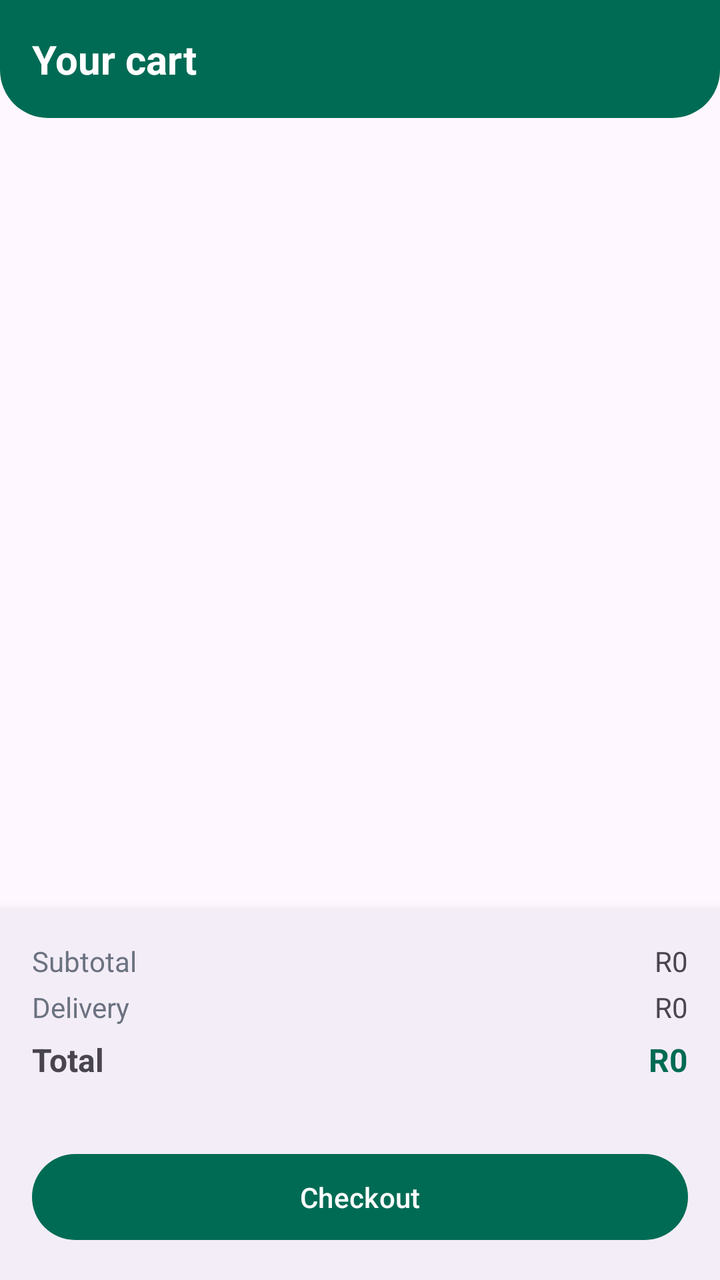
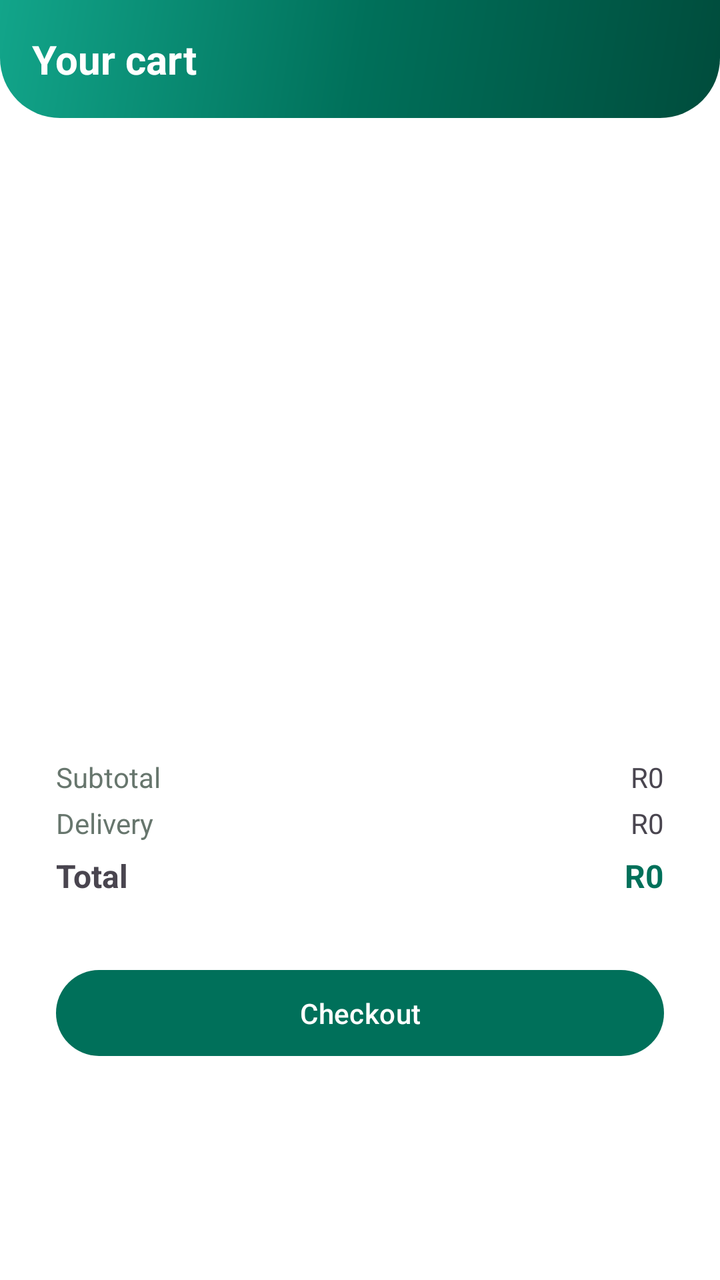

An Android layout rendered at two revisions. The XML below is the earlier revision; the diff shows what the commit changed to produce the second picture.
<!-- AndroidManifest.xml: application theme Theme.ShopLocal -->
<!-- res/layout/fragment_cart.xml -->
<?xml version="1.0" encoding="utf-8"?>
<LinearLayout xmlns:android="http://schemas.android.com/apk/res/android"
    android:layout_width="match_parent"
    android:layout_height="match_parent"
    android:orientation="vertical"
    android:background="?attr/colorSurface">

    <TextView
        android:layout_width="match_parent"
        android:layout_height="wrap_content"
        android:background="@drawable/bg_header"
        android:padding="16dp"
        android:text="@string/cart_title"
        android:textColor="@color/white"
        android:textSize="20sp"
        android:textStyle="bold" />

    
    <LinearLayout
        android:id="@+id/locationBanner"
        android:layout_width="match_parent"
        android:layout_height="wrap_content"
        android:background="#FFF3CD"
        android:clickable="true"
        android:focusable="true"
        android:gravity="center_vertical"
        android:orientation="horizontal"
        android:padding="12dp"
        android:visibility="gone">

        <TextView
            android:layout_width="0dp"
            android:layout_height="wrap_content"
            android:layout_weight="1"
            android:text="@string/location_missing"
            android:textColor="#7A5C00"
            android:textSize="13sp" />

        <TextView
            android:layout_width="wrap_content"
            android:layout_height="wrap_content"
            android:layout_marginStart="8dp"
            android:text="@string/set_location"
            android:textColor="@color/brand_green"
            android:textStyle="bold" />
    </LinearLayout>

    
    <TextView
        android:id="@+id/locationSet"
        android:layout_width="match_parent"
        android:layout_height="wrap_content"
        android:background="#E6F4EA"
        android:drawablePadding="6dp"
        android:padding="10dp"
        android:textColor="@color/brand_green_dark"
        android:textSize="12sp"
        android:visibility="gone" />

    <FrameLayout
        android:layout_width="match_parent"
        android:layout_height="0dp"
        android:layout_weight="1">

        <androidx.recyclerview.widget.RecyclerView
            android:id="@+id/cartList"
            android:layout_width="match_parent"
            android:layout_height="match_parent"
            android:clipToPadding="false"
            android:padding="8dp" />

        <TextView
            android:id="@+id/emptyState"
            android:layout_width="wrap_content"
            android:layout_height="wrap_content"
            android:layout_gravity="center"
            android:layout_margin="32dp"
            android:gravity="center"
            android:text="@string/cart_empty"
            android:textColor="@color/grey_600"
            android:visibility="gone" />
    </FrameLayout>

    
    <LinearLayout
        android:id="@+id/checkoutPanel"
        android:layout_width="match_parent"
        android:layout_height="wrap_content"
        android:background="?attr/colorSurfaceContainer"
        android:elevation="8dp"
        android:orientation="vertical"
        android:padding="16dp">

        <LinearLayout
            android:layout_width="match_parent"
            android:layout_height="wrap_content"
            android:orientation="horizontal">

            <TextView
                android:layout_width="0dp"
                android:layout_height="wrap_content"
                android:layout_weight="1"
                android:text="@string/subtotal"
                android:textColor="@color/grey_600" />

            <TextView
                android:id="@+id/subtotalValue"
                android:layout_width="wrap_content"
                android:layout_height="wrap_content"
                android:text="R0" />
        </LinearLayout>

        <LinearLayout
            android:layout_width="match_parent"
            android:layout_height="wrap_content"
            android:layout_marginTop="4dp"
            android:orientation="horizontal">

            <TextView
                android:layout_width="0dp"
                android:layout_height="wrap_content"
                android:layout_weight="1"
                android:text="@string/delivery"
                android:textColor="@color/grey_600" />

            <TextView
                android:id="@+id/deliveryValue"
                android:layout_width="wrap_content"
                android:layout_height="wrap_content"
                android:text="R0" />
        </LinearLayout>

        <LinearLayout
            android:layout_width="match_parent"
            android:layout_height="wrap_content"
            android:layout_marginTop="6dp"
            android:orientation="horizontal">

            <TextView
                android:layout_width="0dp"
                android:layout_height="wrap_content"
                android:layout_weight="1"
                android:text="@string/total"
                android:textSize="16sp"
                android:textStyle="bold" />

            <TextView
                android:id="@+id/totalValue"
                android:layout_width="wrap_content"
                android:layout_height="wrap_content"
                android:text="R0"
                android:textColor="@color/brand_green"
                android:textSize="16sp"
                android:textStyle="bold" />
        </LinearLayout>

        <TextView
            android:id="@+id/pointsPreview"
            android:layout_width="match_parent"
            android:layout_height="wrap_content"
            android:layout_marginTop="6dp"
            android:text=""
            android:textColor="@color/brand_orange"
            android:textSize="12sp" />

        <com.google.android.material.button.MaterialButton
            android:id="@+id/btnCheckout"
            android:layout_width="match_parent"
            android:layout_height="wrap_content"
            android:layout_marginTop="10dp"
            android:paddingVertical="12dp"
            android:text="@string/checkout" />
    </LinearLayout>
</LinearLayout>
<!-- resources referenced by this layout -->
<resources>
  <color name="brand_green">#006B54</color>
  <color name="brand_orange">#E87A1A</color>
  <color name="grey_600">#6B7280</color>
  <!-- drawable bg_header (drawable) -->
  <?xml version="1.0" encoding="utf-8"?>
  <shape xmlns:android="http://schemas.android.com/apk/res/android" android:shape="rectangle">
      <solid android:color="@color/brand_green" />
      <corners
          android:bottomLeftRadius="24dp"
          android:bottomRightRadius="24dp" />
  </shape>
  <style name="Theme.ShopLocal" parent="Theme.Material3.DayNight.NoActionBar">
          
          <item name="colorPrimary">@color/brand_green</item>
          <item name="colorPrimaryDark">@color/brand_green_dark</item>
          <item name="colorOnPrimary">@color/white</item>
          <item name="colorPrimaryContainer">@color/brand_green_light</item>
          <item name="colorOnPrimaryContainer">@color/brand_green_dark</item>
          <item name="colorSecondary">@color/brand_orange</item>
          <item name="colorOnSecondary">@color/white</item>
          <item name="colorSecondaryContainer">@color/brand_gold_light</item>
          <item name="colorOnSecondaryContainer">#5A4200</item>
          <item name="colorTertiary">@color/brand_gold</item>
  
          
          <item name="shapeAppearanceCornerSmall">@style/ShapeAppearance.ShopLocal.Small</item>
          <item name="shapeAppearanceCornerMedium">@style/ShapeAppearance.ShopLocal.Medium</item>
          <item name="shapeAppearanceCornerLarge">@style/ShapeAppearance.ShopLocal.Large</item>
  
          
          <item name="materialButtonStyle">@style/Widget.ShopLocal.Button</item>
  
          
          <item name="android:statusBarColor">@color/brand_green</item>
          <item name="android:navigationBarColor">?attr/colorSurface</item>
      </style>
  <color name="brand_green_light">#CDE9E0</color>
  <color name="brand_gold_light">#FFE9B0</color>
  <color name="brand_gold">#FFB612</color>
  <style name="ShapeAppearance.ShopLocal.Small" parent="ShapeAppearance.Material3.Corner.Small">
          <item name="cornerSize">10dp</item>
      </style>
  <style name="ShapeAppearance.ShopLocal.Medium" parent="ShapeAppearance.Material3.Corner.Medium">
          <item name="cornerSize">18dp</item>
      </style>
  <style name="ShapeAppearance.ShopLocal.Large" parent="ShapeAppearance.Material3.Corner.Large">
          <item name="cornerSize">24dp</item>
      </style>
  <style name="Widget.ShopLocal.Button" parent="Widget.Material3.Button">
          <item name="cornerRadius">26dp</item>
          <item name="android:paddingTop">12dp</item>
          <item name="android:paddingBottom">12dp</item>
      </style>
  <!-- unchanged entries left out for length: 10 -->
</resources>

<!-- the commit's change to res/layout/fragment_cart.xml (unified diff, before → after) -->
@@ -86,7 +86,9 @@
         android:id="@+id/checkoutPanel"
         android:layout_width="match_parent"
         android:layout_height="wrap_content"
-        android:background="?attr/colorSurfaceContainer"
+        android:layout_marginHorizontal="12dp"
+        android:layout_marginBottom="92dp"
+        android:background="@drawable/bg_glass"
         android:elevation="8dp"
         android:orientation="vertical"
         android:padding="16dp">
<!-- resource entries referenced after the edit -->
@@ -1,15 +1,26 @@
 <!-- resources referenced by this layout -->
 <resources>
-  <color name="brand_green">#006B54</color>
-  <color name="brand_orange">#E87A1A</color>
-  <color name="grey_600">#6B7280</color>
+  <color name="brand_green">#00705A</color>
+  <color name="brand_orange">#F0792B</color>
+  <color name="grey_600">#67766D</color>
+  <!-- drawable bg_glass (drawable) -->
+  <?xml version="1.0" encoding="utf-8"?>
+  <shape xmlns:android="http://schemas.android.com/apk/res/android" android:shape="rectangle">
+      <solid android:color="@color/glass_surface" />
+      <stroke android:width="1dp" android:color="@color/glass_stroke" />
+      <corners android:radius="28dp" />
+  </shape>
   <!-- drawable bg_header (drawable) -->
   <?xml version="1.0" encoding="utf-8"?>
   <shape xmlns:android="http://schemas.android.com/apk/res/android" android:shape="rectangle">
-      <solid android:color="@color/brand_green" />
+      <gradient
+          android:startColor="@color/brand_green_dark"
+          android:centerColor="@color/brand_green"
+          android:endColor="@color/brand_teal"
+          android:angle="135" />
       <corners
-          android:bottomLeftRadius="24dp"
-          android:bottomRightRadius="24dp" />
+          android:bottomLeftRadius="30dp"
+          android:bottomRightRadius="30dp" />
   </shape>
   <style name="Theme.ShopLocal" parent="Theme.Material3.DayNight.NoActionBar">
           
@@ -18,40 +29,65 @@
           <item name="colorOnPrimary">@color/white</item>
           <item name="colorPrimaryContainer">@color/brand_green_light</item>
           <item name="colorOnPrimaryContainer">@color/brand_green_dark</item>
-          <item name="colorSecondary">@color/brand_orange</item>
-          <item name="colorOnSecondary">@color/white</item>
+          <item name="colorSecondary">@color/brand_gold</item>
+          <item name="colorOnSecondary">@color/black</item>
           <item name="colorSecondaryContainer">@color/brand_gold_light</item>
           <item name="colorOnSecondaryContainer">#5A4200</item>
-          <item name="colorTertiary">@color/brand_gold</item>
+          <item name="colorTertiary">@color/brand_teal</item>
+  
+          
+          <item name="android:colorBackground">@color/app_background</item>
+          <item name="colorSurface">@color/app_surface</item>
+          <item name="colorOnSurface">@color/app_on_surface</item>
+          <item name="colorSurfaceVariant">@color/app_surface_variant</item>
+          <item name="colorOnSurfaceVariant">@color/app_on_surface_variant</item>
+          <item name="colorSurfaceContainer">@color/app_surface_container</item>
+          <item name="colorSurfaceContainerLow">@color/app_surface</item>
+          <item name="colorSurfaceContainerHigh">@color/app_surface_variant</item>
+          <item name="colorOutline">@color/app_outline</item>
+          <item name="colorOutlineVariant">@color/app_outline</item>
+          <item name="colorError">@color/sale_red</item>
   
           
           <item name="shapeAppearanceCornerSmall">@style/ShapeAppearance.ShopLocal.Small</item>
           <item name="shapeAppearanceCornerMedium">@style/ShapeAppearance.ShopLocal.Medium</item>
           <item name="shapeAppearanceCornerLarge">@style/ShapeAppearance.ShopLocal.Large</item>
-  
-          
           <item name="materialButtonStyle">@style/Widget.ShopLocal.Button</item>
   
           
-          <item name="android:statusBarColor">@color/brand_green</item>
-          <item name="android:navigationBarColor">?attr/colorSurface</item>
+          <item name="android:statusBarColor">@color/brand_green_dark</item>
+          <item name="android:navigationBarColor">@color/app_background</item>
+          <item name="android:windowLightStatusBar">false</item>
       </style>
-  <color name="brand_green_light">#CDE9E0</color>
-  <color name="brand_gold_light">#FFE9B0</color>
-  <color name="brand_gold">#FFB612</color>
+  <color name="glass_surface">#E6FFFFFF</color>
+  <color name="glass_stroke">#33FFFFFF</color>
+  <color name="brand_teal">#12A58A</color>
+  <color name="brand_green_light">#CFEDE4</color>
+  <color name="brand_gold_light">#FFE7B3</color>
+  <color name="app_background">#F6F8F5</color>
+  <color name="app_surface">#FFFFFF</color>
+  <color name="app_on_surface">#141A17</color>
+  <color name="app_surface_variant">#EDF1EC</color>
+  <color name="app_on_surface_variant">#4C5A51</color>
+  <color name="app_surface_container">#F2F5F0</color>
+  <color name="app_outline">#D6DED7</color>
+  <color name="sale_red">#E23D49</color>
+  <color name="brand_gold">#F5A524</color>
+  <color name="black">#141A17</color>
   <style name="ShapeAppearance.ShopLocal.Small" parent="ShapeAppearance.Material3.Corner.Small">
-          <item name="cornerSize">10dp</item>
+          <item name="cornerSize">12dp</item>
       </style>
   <style name="ShapeAppearance.ShopLocal.Medium" parent="ShapeAppearance.Material3.Corner.Medium">
-          <item name="cornerSize">18dp</item>
+          <item name="cornerSize">20dp</item>
       </style>
   <style name="ShapeAppearance.ShopLocal.Large" parent="ShapeAppearance.Material3.Corner.Large">
-          <item name="cornerSize">24dp</item>
+          <item name="cornerSize">28dp</item>
       </style>
   <style name="Widget.ShopLocal.Button" parent="Widget.Material3.Button">
           <item name="cornerRadius">26dp</item>
-          <item name="android:paddingTop">12dp</item>
-          <item name="android:paddingBottom">12dp</item>
+          <item name="android:paddingTop">13dp</item>
+          <item name="android:paddingBottom">13dp</item>
+          <item name="android:letterSpacing">0.01</item>
       </style>
   <!-- unchanged entries left out for length: 10 -->
 </resources>
